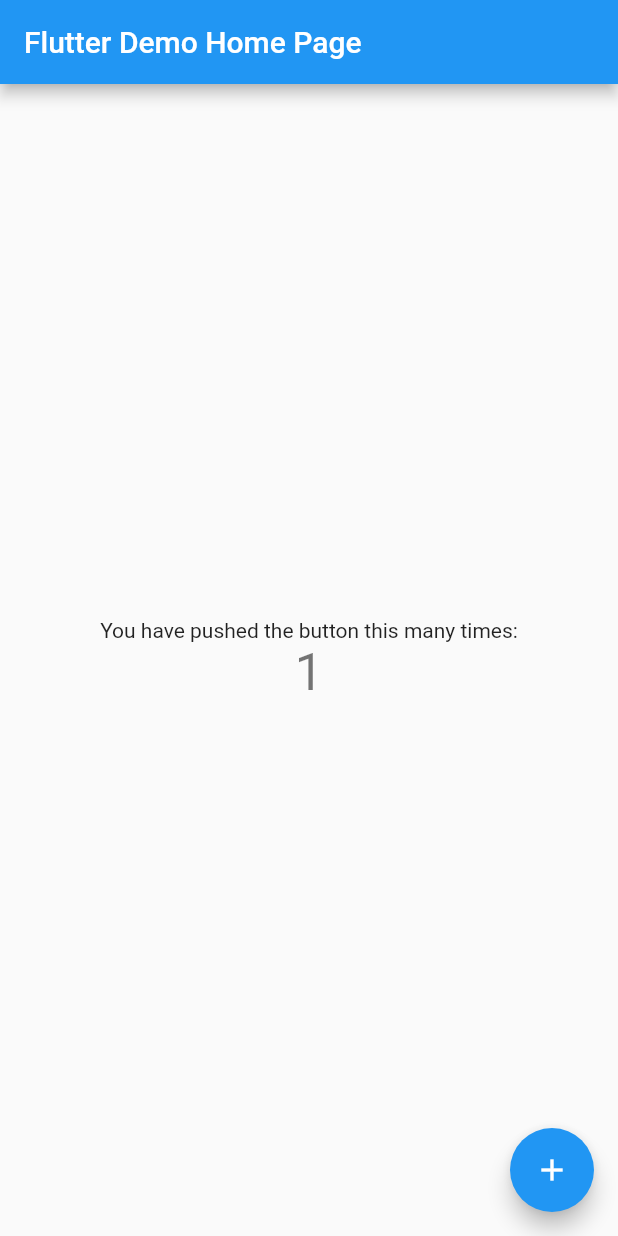
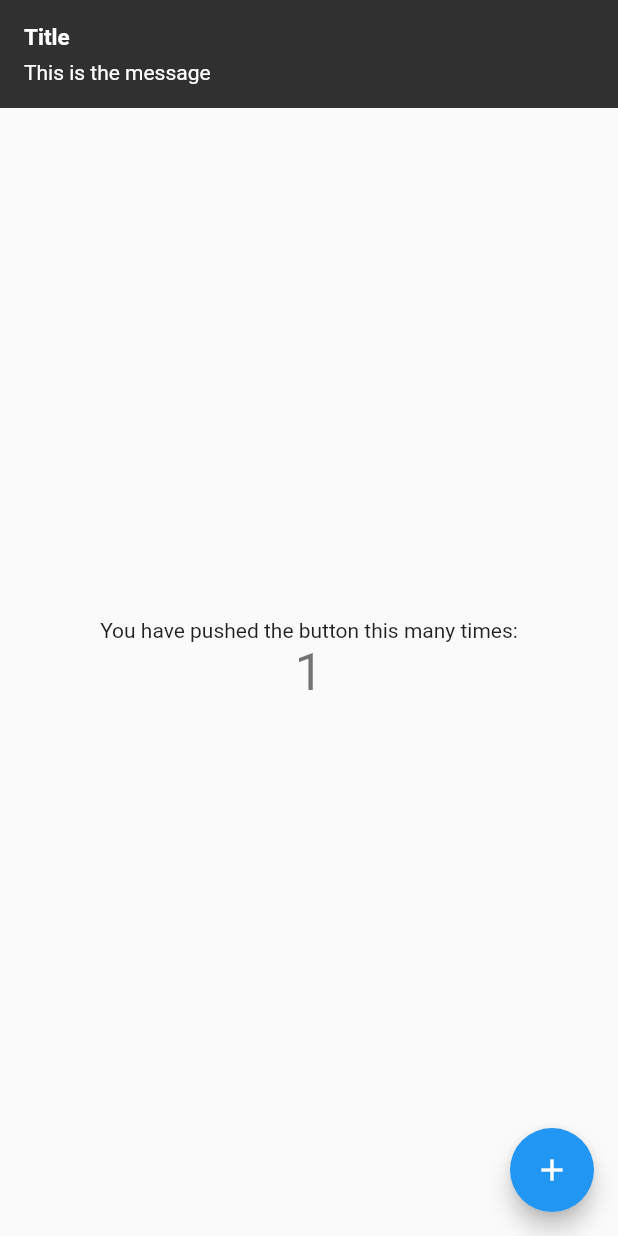
Before and after one commit to dev-bros-official/flush_bar_demo, a Flutter app: the screen it shows after launch, after a tap on the "add" icon, on a phone screen of 412 x 824 dp. Run offline on Flutter 3.47's test engine with Material 2 defaults, Android fonts, the phone set to English and light mode, and no system bars; our stand-ins replace flushbar.

```diff
--- a/lib/main.dart
+++ b/lib/main.dart
@@ -1,3 +1,4 @@
+import 'package:flushbar/flushbar.dart';
 import 'package:flutter/material.dart';
 
 void main() {
@@ -31,6 +32,12 @@ class _MyHomePageState extends State<MyHomePage> {
   int _counter = 0;
 
   void _incrementCounter() {
+    Flushbar(
+      title: 'Title',
+      message: 'This is the message',
+      duration: Duration(seconds: 3),
+      flushbarPosition: FlushbarPosition.TOP,
+    ).show(context);
     setState(() {
       _counter++;
     });
```
Also changed, not shown: pubspec.yaml (+2 -7 lines), pubspec.lock.
